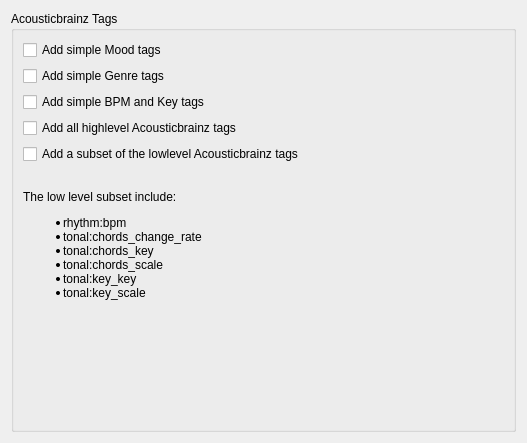
This is plugins/acousticbrainz/ui_options_acousticbrainz_tags.ui in metabrainz/picard-plugins as Qt 5 draws it before an edit. The edited form follows.
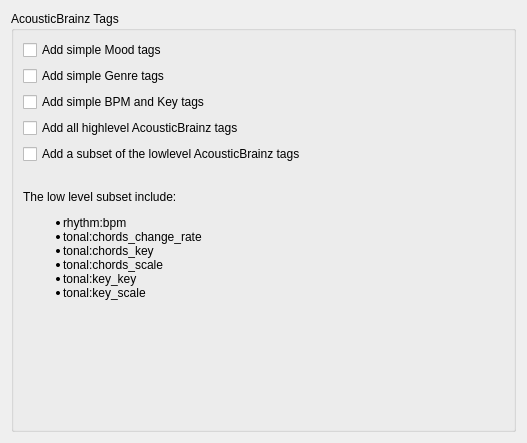
This is the edited form.

The edit to the form file:
```diff
--- a/plugins/acousticbrainz/ui_options_acousticbrainz_tags.ui
+++ b/plugins/acousticbrainz/ui_options_acousticbrainz_tags.ui
@@ -20,7 +20,7 @@
    <item>
     <widget class="QGroupBox" name="acousticbrainzTags_groupBox">
      <property name="title">
-      <string>Acousticbrainz Tags</string>
+      <string>AcousticBrainz Tags</string>
      </property>
      <layout class="QVBoxLayout" name="verticalLayout_2">
       <item>
@@ -47,14 +47,14 @@
       <item>
        <widget class="QCheckBox" name="add_fullhighlevel">
         <property name="text">
-         <string>Add all highlevel Acousticbrainz tags</string>
+         <string>Add all highlevel AcousticBrainz tags</string>
         </property>
        </widget>
       </item>
       <item>
        <widget class="QCheckBox" name="add_sublowlevel">
         <property name="text">
-         <string>Add a subset of the lowlevel Acousticbrainz tags</string>
+         <string>Add a subset of the lowlevel AcousticBrainz tags</string>
         </property>
        </widget>
       </item>
```
